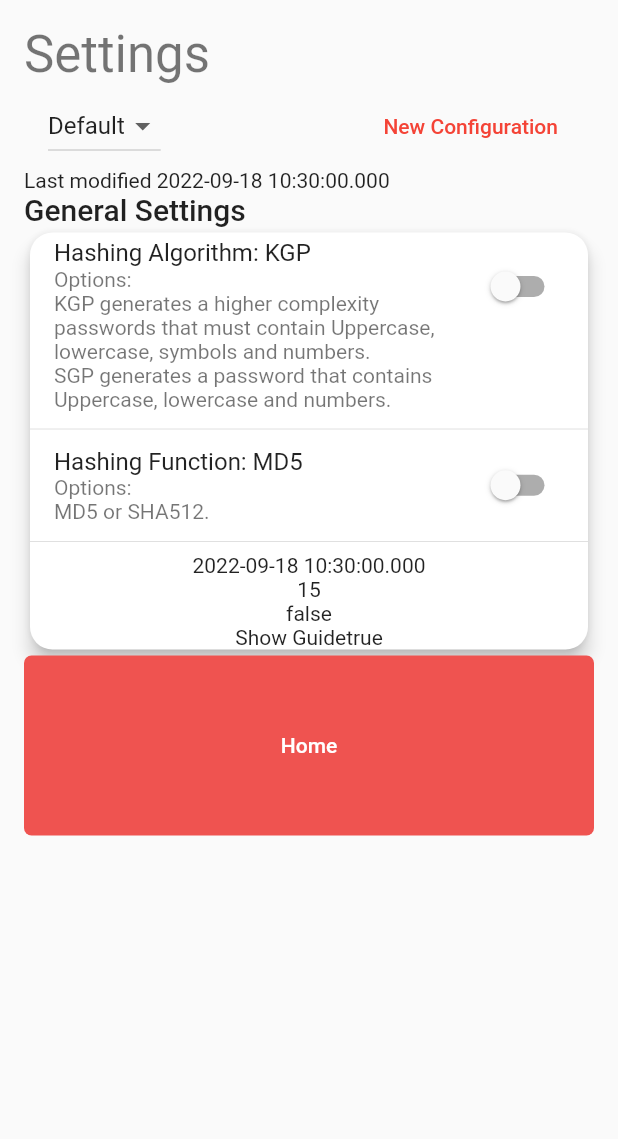
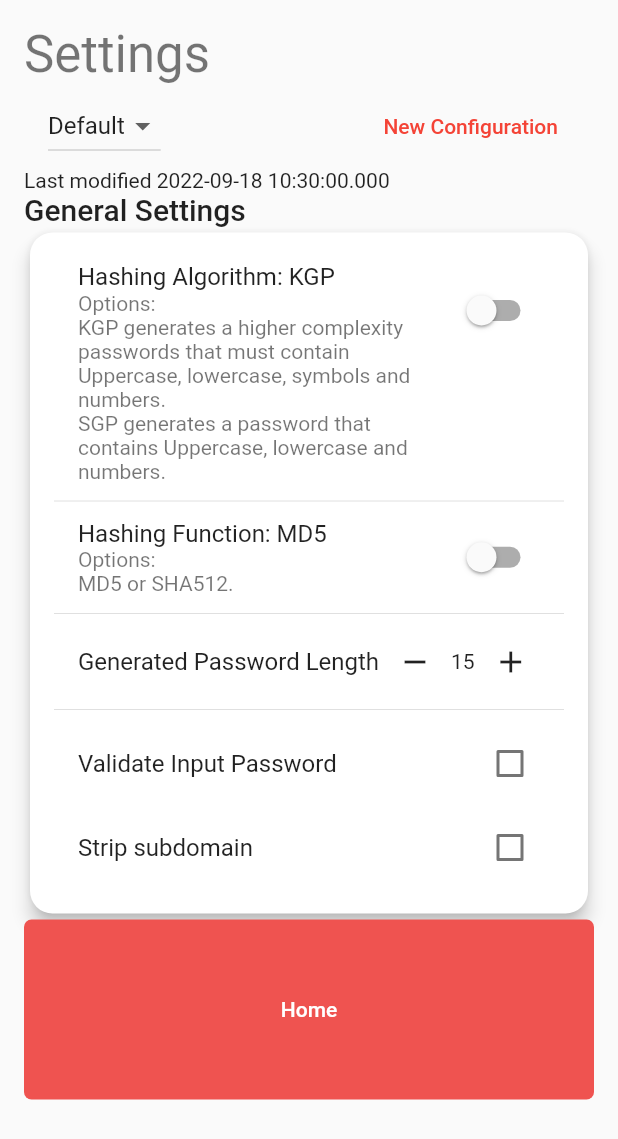
Before and after one commit to kghandour/KGPassGen, a Flutter app: the ConfigurationPage screen opened by its route, on a phone screen of 412 x 824 dp. Shown: the top 1139 px of the screen. Run offline on Flutter 3.47's test engine with Material 2 defaults, Android fonts, the phone set to English and light mode, and no system bars; our stand-ins replace hive, hive_flutter, smooth_page_indicator; accounts and stored records are empty.

Commit message:
Settings page options functioning

```diff
--- a/lib/presentation/pages/configuration_page.dart
+++ b/lib/presentation/pages/configuration_page.dart
@@ -1,6 +1,7 @@
 import 'dart:developer';
 
 import 'package:flutter/material.dart';
+import 'package:flutter/services.dart';
 import 'package:hive_flutter/hive_flutter.dart';
 import 'package:kg_passgen/controller/boxes.dart';
 import 'package:kg_passgen/controller/configuration_controller.dart';
@@ -90,6 +91,8 @@ class _ConfigurationPageState extends State<ConfigurationPage> {
                     elevation: 5,
                     shape: RoundedRectangleBorder(
                         borderRadius: BorderRadius.all(Radius.circular(15))),
+                    child: Padding(
+                      padding: const EdgeInsets.all(16.0),
                       child: Column(
                         children: [
                           SwitchListTile(
@@ -115,11 +118,66 @@ class _ConfigurationPageState extends State<ConfigurationPage> {
                                 });
                               }),
                           Divider(),
-                        Text(selectedConfig!.createdDate.toString()),
+                          Padding(
+                            padding:
+                                const EdgeInsets.symmetric(horizontal: 16.0),
+                            child: Row(
+                                mainAxisAlignment:
+                                    MainAxisAlignment.spaceBetween,
+                                children: [
+                                  Text(
+                                    "Generated Password Length",
+                                    style:
+                                        Theme.of(context).textTheme.titleMedium,
+                                  ),
+                                  Row(
+                                    children: [
+                                      IconButton(
+                                        icon: Icon(Icons.remove),
+                                        onPressed: () => setState(() {
+                                          ConfigurationController
+                                              .updatePWLength(selectedConfig!,
+                                                  selectedConfig!.pwLength - 1);
+                                        }),
+                                      ),
                                       Text(selectedConfig!.pwLength.toString()),
-                        Text(selectedConfig!.hashingAlgorithm.toString()),
-                        Text("Show Guide" + general.showGuide.toString()),
+                                      IconButton(
+                                        icon: Icon(Icons.add),
+                                        onPressed: () => setState(() {
+                                          ConfigurationController
+                                              .updatePWLength(selectedConfig!,
+                                                  selectedConfig!.pwLength + 1);
+                                        }),
+                                      ),
                                     ],
+                                  ),
+                                ]),
+                          ),
+                          Divider(),
+                          CheckboxListTile(
+                            title: Text("Validate Input Password"),
+                            value: selectedConfig!.validateInputpw,
+                            onChanged: (value) {
+                              log(value.toString());
+                              setState(() {
+                                ConfigurationController.updateValInputPw(
+                                    selectedConfig!, value!);
+                              });
+                            },
+                          ),
+                          CheckboxListTile(
+                            title: Text("Strip subdomain"),
+                            value: selectedConfig!.stripSubDomain,
+                            onChanged: (value) {
+                              log(value.toString());
+                              setState(() {
+                                ConfigurationController.updateStripSubdomain(
+                                    selectedConfig!, value!);
+                              });
+                            },
+                          ),
+                        ],
+                      ),
                     ),
                   ),
                   TextButton(
```
Lines whose indentation alone changed are shown as unchanged.
